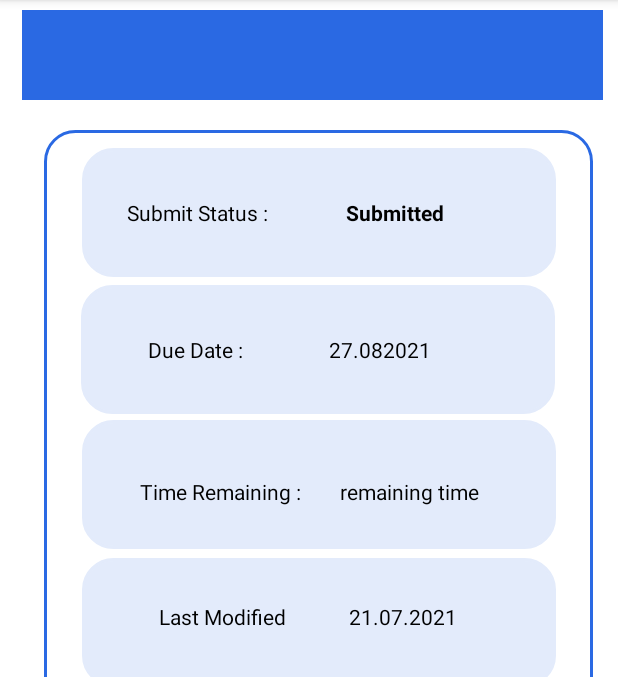
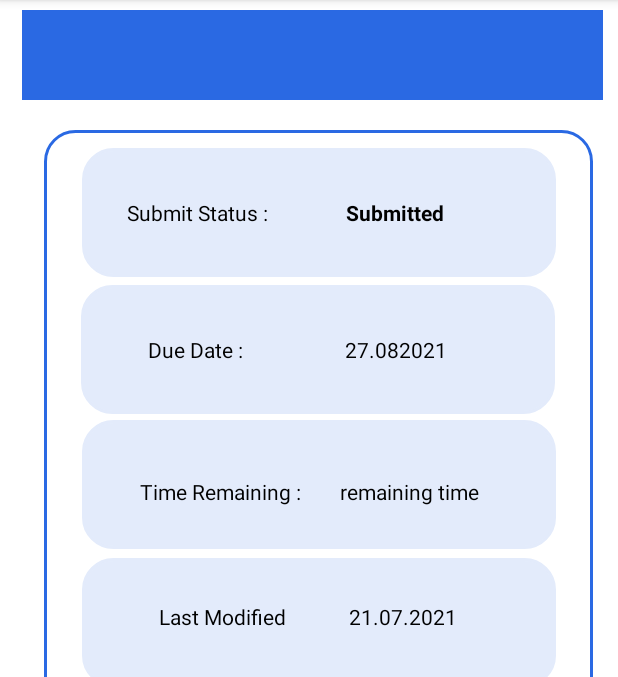
Before and after one commit to SKumaran14/Online_course_exam_management_system, an Android app: the assignment_submit screen opened directly, with no data from a screen before it, on a phone screen of 412 x 824 dp, the part 84-761 px from its top. Run offline under Robolectric (Android 15) with nearby library versions, the light colour scheme and no system bars; our stand-ins replace Firebase (no records; nobody signed in at launch, a user with empty details on screens opened directly).

Commit message:
alignment change

```diff
--- a/app/src/main/res/layout/activity_add_assignment.xml
+++ b/app/src/main/res/layout/activity_add_assignment.xml
@@ -95,14 +95,14 @@
 
             <TextView
                 android:id="@+id/textview_date2"
-                android:layout_width="145dp"
-                android:layout_height="45dp"
+                android:layout_width="168dp"
+                android:layout_height="41dp"
                 android:gravity="center"
                 android:text="@string/textview_date2"
                 android:textColor="@color/black"
                 app:layout_constraintBaseline_toBaselineOf="@+id/textView_save_file"
                 app:layout_constraintEnd_toEndOf="parent"
-                app:layout_constraintHorizontal_bias="0.909"
+                app:layout_constraintHorizontal_bias="0.979"
                 app:layout_constraintStart_toStartOf="parent" />
 
             <TextView
--- a/app/src/main/res/layout/activity_assignment_home.xml
+++ b/app/src/main/res/layout/activity_assignment_home.xml
@@ -41,7 +41,7 @@
         <Button
             android:id="@+id/button_Java"
             android:layout_width="295dp"
-            android:layout_height="47dp"
+            android:layout_height="48dp"
             android:layout_marginStart="8dp"
             android:layout_marginEnd="8dp"
             android:background="#0000FF"
--- a/app/src/main/res/layout/activity_assignment_submit.xml
+++ b/app/src/main/res/layout/activity_assignment_submit.xml
@@ -182,14 +182,14 @@
 
             <TextView
                 android:id="@+id/textview_date2"
-                android:layout_width="112dp"
-                android:layout_height="27dp"
+                android:layout_width="145dp"
+                android:layout_height="26dp"
                 android:gravity="center"
                 android:text="@string/textview_date2"
                 android:textColor="@color/black"
                 app:layout_constraintBaseline_toBaselineOf="@+id/textView_save_file"
                 app:layout_constraintEnd_toEndOf="parent"
-                app:layout_constraintHorizontal_bias="0.725"
+                app:layout_constraintHorizontal_bias="0.847"
                 app:layout_constraintStart_toStartOf="parent" />
 
             <TextView
```
Also changed, not shown: app/src/main/res/values/strings.xml (+0 -10 lines).
